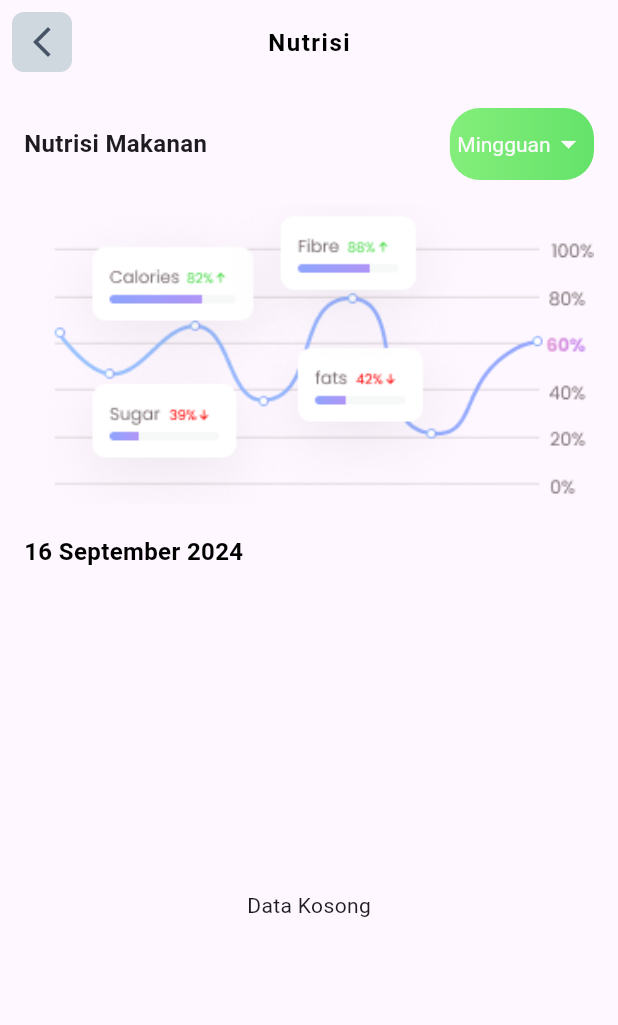
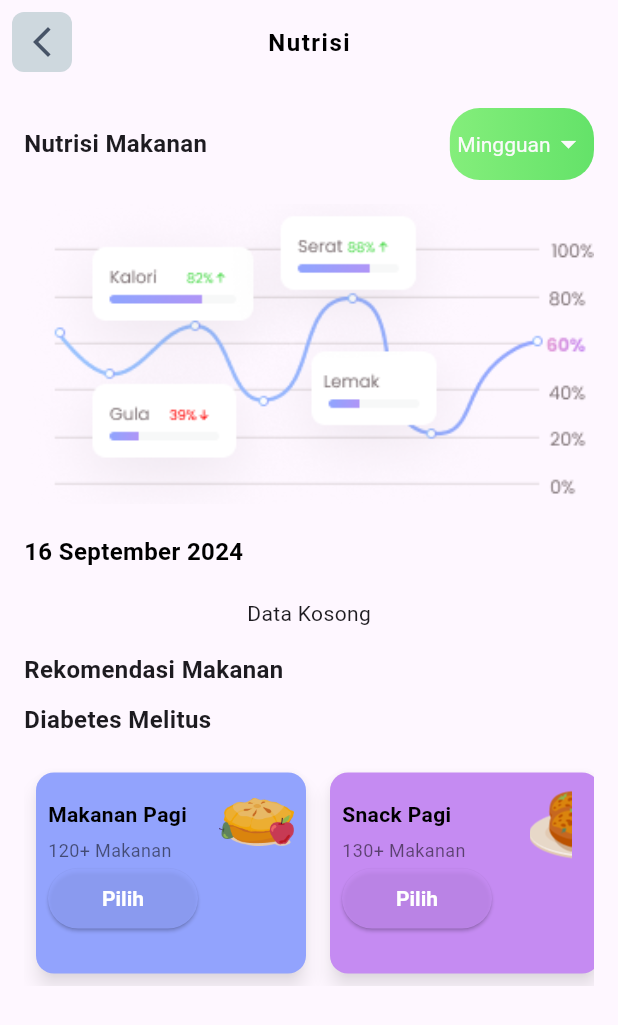
Before and after one commit to DhandiAdam/Mavis1st, a Flutter app: the NutritionPage screen opened directly, on a phone screen of 412 x 824 dp. Shown: the top 1025 px of the screen. Run offline on Flutter 3.47's test engine with Material 3 defaults, Android fonts, the phone set to English and light mode, and no system bars; our stand-ins replace another_flutter_splash_screen, camera, flutter_svg, shared_preferences; accounts and stored records are empty.

Commit message:
improve, add recomendation food

```diff
--- a/lib/nutrition/nutrition.dart
+++ b/lib/nutrition/nutrition.dart
@@ -21,6 +21,11 @@ class NutritionPage extends StatefulWidget {
 class NutritionPageState extends State<NutritionPage> {
   String _selectedPeriod = 'Mingguan';
   List<Map<String, String>> _foodItems = [];
+
+  final Map<String, Color> colorMap = {
+    'Colors.blue': Color(0xFF92A3FD),
+    'Colors.pink': Color(0xFFC58BF2),
+  };
 
   @override
   void initState() {
@@ -100,6 +105,22 @@ class NutritionPageState extends State<NutritionPage> {
   @override
   Widget build(BuildContext context) {
     final today = _changeDateTime(DateTime.now());
+    const deceased = 'Diabetes Melitus';
+
+    final List<Map<String, String>> foodRecommendation = [
+      {
+        'label': 'Makanan Pagi',
+        'image': 'assets/menu/breakfast.png',
+        'totalFood': '120+',
+        'color': 'Colors.blue',
+      },
+      {
+        'label': 'Snack Pagi',
+        'image': 'assets/menu/morning_snack.png',
+        'totalFood': '130+',
+        'color': 'Colors.pink',
+      },
+    ];
 
     return Scaffold(
       appBar: AppBar(
@@ -137,7 +158,11 @@ class NutritionPageState extends State<NutritionPage> {
           ),
         ),
       ),
-      body: Padding(
+      body: Column(
+        children: [
+          Expanded(
+            child: SingleChildScrollView(
+              child: Padding(
                 padding: const EdgeInsets.all(16.0),
                 child: Column(
                   crossAxisAlignment: CrossAxisAlignment.start,
@@ -168,7 +193,8 @@ class NutritionPageState extends State<NutritionPage> {
                                   value: value,
                                   child: Text(
                                     value,
-                            style: const TextStyle(color: AppColors.white),
+                                    style:
+                                        const TextStyle(color: AppColors.white),
                                   ),
                                 );
                               }).toList(),
@@ -202,17 +228,118 @@ class NutritionPageState extends State<NutritionPage> {
                       ),
                     ),
                     const SizedBox(height: 20),
-            Expanded(
-              child: _foodItems.isEmpty
+                    _foodItems.isEmpty
                         ? const Center(
                             child: Text('Data Kosong'),
                           )
                         : ListView.builder(
+                            shrinkWrap: true,
+                            physics: const NeverScrollableScrollPhysics(),
                             itemCount: _foodItems.length,
                             itemBuilder: (context, index) {
                               final foodItem = _foodItems[index];
                               return _buildFoodItemCard(foodItem);
                             },
+                          ),
+                    const SizedBox(height: 16),
+                    const Text(
+                      "Rekomendasi Makanan",
+                      style:
+                          TextStyle(fontSize: 16, fontWeight: FontWeight.bold),
+                    ),
+                    const SizedBox(height: 10),
+                    const Text(
+                      deceased,
+                      style:
+                          TextStyle(fontSize: 16, fontWeight: FontWeight.bold),
+                    ),
+                    const SizedBox(height: 16),
+                    SizedBox(
+                      height: 150,
+                      child: ListView.builder(
+                        scrollDirection: Axis.horizontal,
+                        itemCount: foodRecommendation.length,
+                        itemBuilder: (context, index) {
+                          final recommendation = foodRecommendation[index];
+                          return _buildCard(recommendation);
+                        },
+                      ),
+                    ),
+                  ],
+                ),
+              ),
+            ),
+          ),
+        ],
+      ),
+    );
+  }
+
+  // Fungsi untuk membangun card
+  Widget _buildCard(Map<String, dynamic> recommendation) {
+    final color = colorMap[recommendation['color']] ?? Colors.black;
+
+    return Card(
+      margin: const EdgeInsets.all(8.0),
+      shape: RoundedRectangleBorder(
+        borderRadius: BorderRadius.circular(12.0),
+      ),
+      elevation: 5,
+      shadowColor: Colors.black.withOpacity(0.5),
+      color: color,
+      child: SizedBox(
+        width: 180,
+        child: Stack(
+          children: [
+            Padding(
+              padding: const EdgeInsets.all(8.0),
+              child: Column(
+                crossAxisAlignment: CrossAxisAlignment.start,
+                children: [
+                  const SizedBox(height: 10),
+                  Text(
+                    recommendation['label'],
+                    style: const TextStyle(
+                      color: Colors.black,
+                      fontWeight: FontWeight.bold,
+                    ),
+                  ),
+                  const SizedBox(height: 5),
+                  Text(
+                    '${recommendation['totalFood']} Makanan',
+                    style: const TextStyle(
+                      fontSize: 12,
+                      fontWeight: FontWeight.normal,
+                      color: Colors.black54,
+                    ),
+                  ),
+                  ElevatedButton(
+                    onPressed: () {
+                      // ignore: avoid_print
+                      print('Lihat resep');
+                    },
+                    style: ElevatedButton.styleFrom(
+                      minimumSize: const Size(100, 40),
+                      backgroundColor: color.withOpacity(0.8),
+                      padding: const EdgeInsets.symmetric(horizontal: 12),
+                      textStyle: const TextStyle(fontSize: 14),
+                    ),
+                    child: const Text(
+                      'Pilih',
+                      style: TextStyle(
+                          color: Colors.white, fontWeight: FontWeight.bold),
+                    ),
+                  ),
+                ],
+              ),
+            ),
+            Positioned(
+              top: 8,
+              right: 8,
+              child: Image.asset(
+                recommendation['image'],
+                width: 50,
+                height: 50,
               ),
             ),
           ],
--- a/pubspec.yaml
+++ b/pubspec.yaml
@@ -83,6 +83,7 @@ flutter:
     - assets/
     - assets/mavis.png
     - assets/icons/
+    - assets/menu/
   # To add assets to your application, add an assets section, like this:
   # assets:
   #   - images/a_dot_burr.jpeg
```
Also changed, not shown: assets/icons/Graph-nutrition.png, assets/icons/Status.png, assets/menu/breakfast.png (added), assets/menu/morning_snack.png (added). Lines whose indentation alone changed are shown as unchanged.
